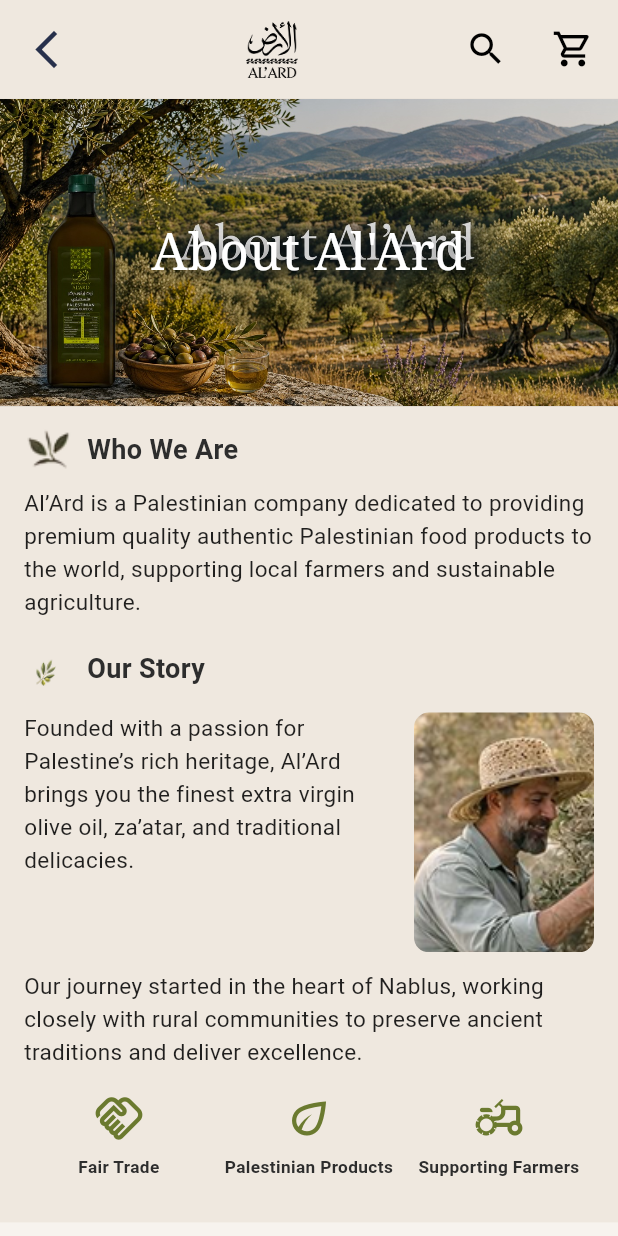
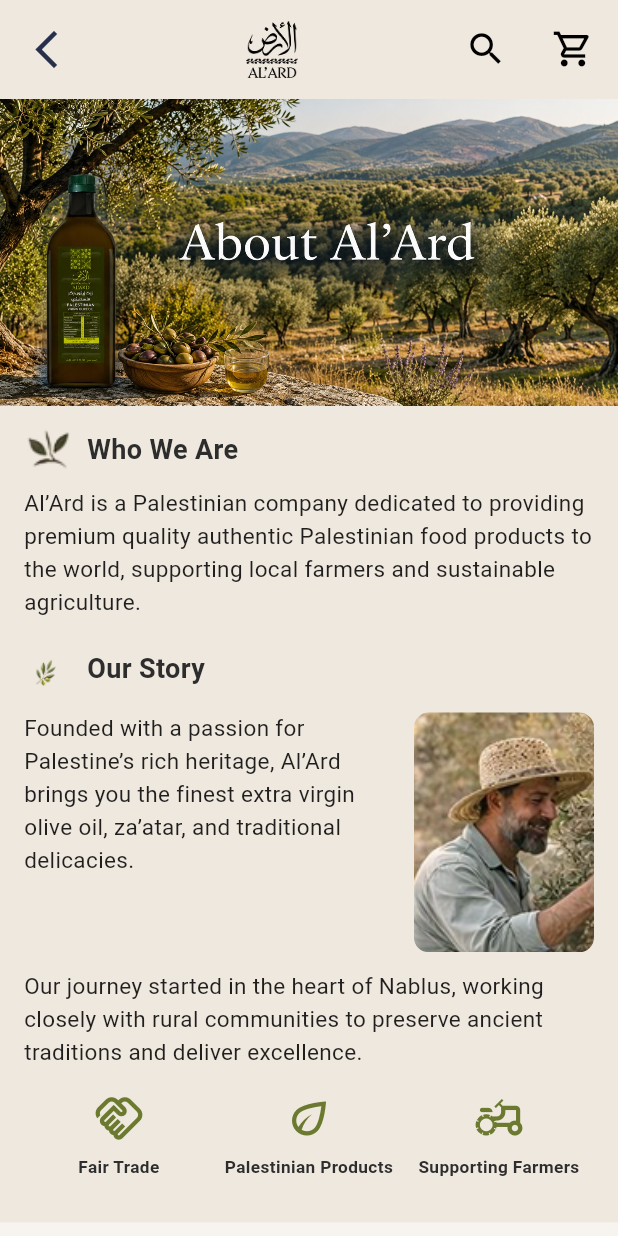
Before and after one commit to OrangeAndH/alard_app, a Flutter app: the DiscoverOurStory screen opened directly, on a phone screen of 412 x 824 dp. Run offline on Flutter 3.47's test engine with Material 3 defaults, Android fonts, the phone set to English and light mode, and no system bars; our stand-ins replace image_cropper, image_picker; accounts and stored records are empty.

Commit message:
feat: implement core application structure including authentication flow, navigation screens, state management, and localization support.

```diff
--- a/lib/l10n/app_translations.dart
+++ b/lib/l10n/app_translations.dart
@@ -98,6 +98,12 @@
       'shop_heritage_subtitle': "Al'Ard: Pure Authentic Palestinian Heritage - Available Worldwide",
       'shop_filter_category': 'Filter by Product Category',
       'shop_clear': 'Clear',
+      'home_100_percent': '100%',
+      'home_natural': 'Natural',
+      'home_premium': 'Premium',
+      'home_olive_oil_tag': 'Olive Oil',
+      'home_palestinian_breakfast': 'Palestinian Breakfast',
+      'home_olive_oil_dip': 'Olive Oil Dip',
       'shop_showing_results': 'Showing results for',
       'product_select_size': 'Select Size',
       'product_total_price': 'Total Price',
@@ -525,6 +531,12 @@
       'story_fair_trade': 'تجارة عادلة',
       'story_palestinian_products': 'منتجات فلسطينية',
       'story_supporting_farmers': 'دعم المزارعين',
+      'home_100_percent': '100%',
+      'home_natural': 'طبيعي',
+      'home_premium': 'فاخر',
+      'home_olive_oil_tag': 'زيت زيتون',
+      'home_palestinian_breakfast': 'فطور فلسطيني',
+      'home_olive_oil_dip': 'غموس زيت الزيتون',
     }
   };
 }
--- a/lib/screens/info/discover_our_story.dart
+++ b/lib/screens/info/discover_our_story.dart
@@ -119,10 +119,7 @@
   }
 
   Widget _buildHeroImage() {
-    return Stack(
-      alignment: Alignment.center,
-      children: [
-        ClipRRect(
+    return ClipRRect(
       child: Image.asset(
         'assets/dis_photo4.png',
         width: double.infinity,
@@ -137,30 +134,6 @@
           );
         },
       ),
-        ),
-        Container(
-          width: double.infinity,
-          height: 205,
-          color: Colors.black.withValues(alpha: 0.15),
-        ),
-        const Text(
-          "About Al'Ard",
-          textAlign: TextAlign.center,
-          style: TextStyle(
-            fontSize: 34,
-            fontWeight: FontWeight.w500,
-            color: Colors.white,
-            fontFamily: 'serif',
-            shadows: [
-              Shadow(
-                color: Colors.black45,
-                blurRadius: 10,
-                offset: Offset(0, 2),
-              ),
-            ],
-          ),
-        ),
-      ],
     );
   }
 
--- a/lib/screens/profile/profile_screen.dart
+++ b/lib/screens/profile/profile_screen.dart
@@ -137,7 +137,7 @@
       width: double.infinity,
       height: 136,
       child: Image.asset(
-        'assets/photo2.png',
+        'assets/profile_banner.jpg',
         fit: BoxFit.cover,
         errorBuilder: (_, _, _) {
           return Container(
--- a/lib/state/app_state.dart
+++ b/lib/state/app_state.dart
@@ -13,6 +13,10 @@
 
   static const Map<String, StoreCurrency> _storeCurrencies = {
     'Palestine': StoreCurrency('Palestine', '₪', 1.0),
+    'Germany': StoreCurrency('Germany', '€', 0.25),
+    'USA': StoreCurrency('USA', '\$', 0.27),
+    'UK': StoreCurrency('UK', '£', 0.21),
+    'France': StoreCurrency('France', '€', 0.25),
     'Malaysia': StoreCurrency('Malaysia', 'RM', 1.25),
     'Europe': StoreCurrency('Europe', '€', 0.25),
     'UAE': StoreCurrency('UAE', 'AED', 0.98),
@@ -107,7 +111,20 @@
   }
 
   String t(String key) {
-    return AppTranslations.translations[_locale.languageCode]?[key] ?? key;
+    final translation = AppTranslations.translations[_locale.languageCode]?[key];
+    if (translation != null) return translation;
+
+    // Fallback: remove common prefixes and replace underscores with spaces
+    String result = key;
+    final prefixes = ['home_', 'shop_', 'menu_', 'profile_', 'ui_', 'product_'];
+    for (final p in prefixes) {
+      if (result.startsWith(p)) {
+        result = result.substring(p.length);
+        break;
+      }
+    }
+
+    return result.replaceAll('_', ' ');
   }
 
   void setCurrentUser(AppUser user) {
```
Also changed, not shown: lib/screens/auth/login_screen.dart (+12 -6 lines), lib/screens/home/home_screen.dart (+6 -9 lines), assets/alard_login_logo.png (added), assets/profile_banner.jpg (added). Lines whose indentation alone changed are shown as unchanged.
